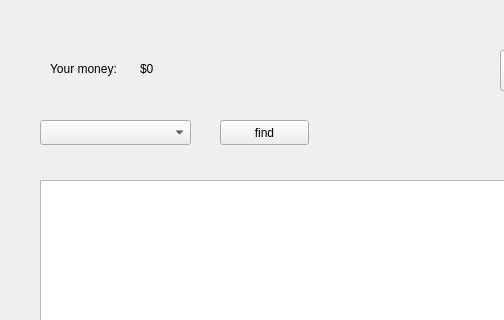
This is GUIproject/CourseWorkHypermarket/customerwindow.ui in ashnaider/CourseWorkHypermarket as Qt 5 draws it before an edit; both pictures show x 0 to 504 and y 0 to 320 of the 696 by 637 pixel window. The edited form follows.
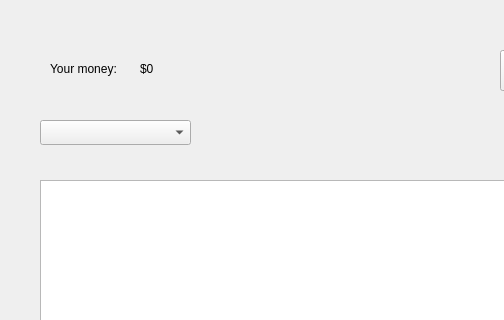
This is the edited form.

Commit message: Almost done. todo: fix bugs if found

The edit to the form file:
```diff
--- a/GUIproject/CourseWorkHypermarket/customerwindow.ui
+++ b/GUIproject/CourseWorkHypermarket/customerwindow.ui
@@ -88,19 +88,6 @@
     </rect>
    </property>
   </widget>
-  <widget class="QPushButton" name="findProductsButton">
-   <property name="geometry">
-    <rect>
-     <x>220</x>
-     <y>120</y>
-     <width>89</width>
-     <height>25</height>
-    </rect>
-   </property>
-   <property name="text">
-    <string>find</string>
-   </property>
-  </widget>
   <widget class="QPushButton" name="buyProductPushButton">
    <property name="geometry">
     <rect>
```
The commit also changes 2 other files.
